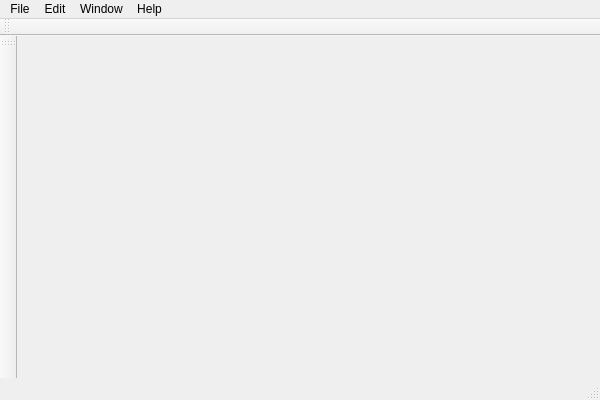
Adelost/Ultimate-Coffee, file Source/GUI/MainWindow.ui: the form before one commit.
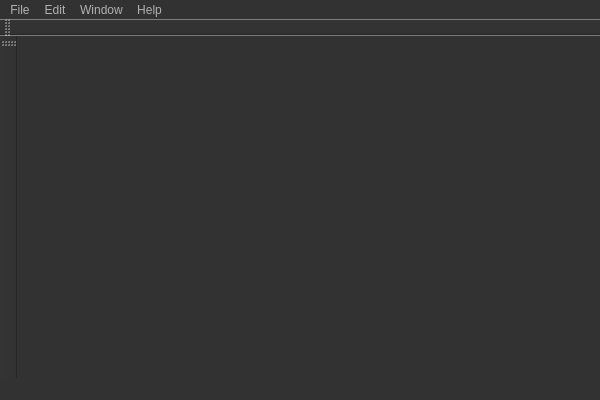
The form after the commit. Icons and pictures are not drawn.

Patch:
```diff
--- a/Source/GUI/MainWindow.ui
+++ b/Source/GUI/MainWindow.ui
@@ -13,6 +13,467 @@
   <property name="windowTitle">
    <string>MainWindow</string>
   </property>
+  <property name="styleSheet">
+   <string notr="true">QToolTip
+{
+     border: 1px solid black;
+     background-color: #ffa02f;
+     padding: 1px;
+     border-radius: 3px;
+     opacity: 100;
+}
+
+QWidget
+{
+    color: #b1b1b1;
+    background-color: #323232;
+}
+
+QWidget:item:hover
+{
+    background-color: QLinearGradient( x1: 0, y1: 0, x2: 0, y2: 1, stop: 0 #ffa02f, stop: 1 #ca0619);
+    color: #000000;
+}
+
+QWidget:item:selected
+{
+    background-color: QLinearGradient( x1: 0, y1: 0, x2: 0, y2: 1, stop: 0 #ffa02f, stop: 1 #d7801a);
+}
+
+QMenuBar::item
+{
+    background: transparent;
+}
+
+QMenuBar::item:selected
+{
+    background: transparent;
+    border: 1px solid #ffaa00;
+}
+
+QMenuBar::item:pressed
+{
+    background: #444;
+    border: 1px solid #000;
+    background-color: QLinearGradient(
+        x1:0, y1:0,
+        x2:0, y2:1,
+        stop:1 #212121,
+        stop:0.4 #343434/*,
+        stop:0.2 #343434,
+        stop:0.1 #ffaa00*/
+    );
+    margin-bottom:-1px;
+    padding-bottom:1px;
+}
+
+QMenu
+{
+    border: 1px solid #000;
+}
+
+QMenu::item
+{
+    padding: 2px 20px 2px 20px;
+}
+
+QMenu::item:selected
+{
+    color: #000000;
+}
+
+QWidget:disabled
+{
+    color: #404040;
+    background-color: #323232;
+}
+
+QAbstractItemView
+{
+    background-color: QLinearGradient( x1: 0, y1: 0, x2: 0, y2: 1, stop: 0 #4d4d4d, stop: 0.1 #646464, stop: 1 #5d5d5d);
+}
+
+QWidget:focus
+{
+    /*border: 2px solid QLinearGradient( x1: 0, y1: 0, x2: 0, y2: 1, stop: 0 #ffa02f, stop: 1 #d7801a);*/
+}
+
+QLineEdit
+{
+    background-color: QLinearGradient( x1: 0, y1: 0, x2: 0, y2: 1, stop: 0 #4d4d4d, stop: 0 #646464, stop: 1 #5d5d5d);
+    padding: 1px;
+    border-style: solid;
+    border: 1px solid #1e1e1e;
+    border-radius: 5;
+}
+
+QPushButton
+{
+    color: #b1b1b1;
+    background-color: QLinearGradient( x1: 0, y1: 0, x2: 0, y2: 1, stop: 0 #565656, stop: 0.1 #525252, stop: 0.5 #4e4e4e, stop: 0.9 #4a4a4a, stop: 1 #464646);
+    border-width: 1px;
+    border-color: #1e1e1e;
+    border-style: solid;
+    border-radius: 6;
+    padding: 3px;
+    font-size: 12px;
+    padding-left: 5px;
+    padding-right: 5px;
+}
+
+QPushButton:pressed
+{
+    background-color: QLinearGradient( x1: 0, y1: 0, x2: 0, y2: 1, stop: 0 #2d2d2d, stop: 0.1 #2b2b2b, stop: 0.5 #292929, stop: 0.9 #282828, stop: 1 #252525);
+}
+
+QComboBox
+{
+    selection-background-color: #ffaa00;
+    background-color: QLinearGradient( x1: 0, y1: 0, x2: 0, y2: 1, stop: 0 #565656, stop: 0.1 #525252, stop: 0.5 #4e4e4e, stop: 0.9 #4a4a4a, stop: 1 #464646);
+    border-style: solid;
+    border: 1px solid #1e1e1e;
+    border-radius: 5;
+}
+
+QComboBox:hover,QPushButton:hover
+{
+    border: 2px solid QLinearGradient( x1: 0, y1: 0, x2: 0, y2: 1, stop: 0 #ffa02f, stop: 1 #d7801a);
+}
+
+
+QComboBox:on
+{
+    padding-top: 3px;
+    padding-left: 4px;
+    background-color: QLinearGradient( x1: 0, y1: 0, x2: 0, y2: 1, stop: 0 #2d2d2d, stop: 0.1 #2b2b2b, stop: 0.5 #292929, stop: 0.9 #282828, stop: 1 #252525);
+    selection-background-color: #ffaa00;
+}
+
+QComboBox QAbstractItemView
+{
+    border: 2px solid darkgray;
+    selection-background-color: QLinearGradient( x1: 0, y1: 0, x2: 0, y2: 1, stop: 0 #ffa02f, stop: 1 #d7801a);
+}
+
+QComboBox::drop-down
+{
+     subcontrol-origin: padding;
+     subcontrol-position: top right;
+     width: 15px;
+
+     border-left-width: 0px;
+     border-left-color: darkgray;
+     border-left-style: solid; /* just a single line */
+     border-top-right-radius: 3px; /* same radius as the QComboBox */
+     border-bottom-right-radius: 3px;
+ }
+
+QComboBox::down-arrow
+{
+     image: url(:/down_arrow.png);
+}
+
+QGroupBox:focus
+{
+border: 2px solid QLinearGradient( x1: 0, y1: 0, x2: 0, y2: 1, stop: 0 #ffa02f, stop: 1 #d7801a);
+}
+
+QTextEdit:focus
+{
+    border: 2px solid QLinearGradient( x1: 0, y1: 0, x2: 0, y2: 1, stop: 0 #ffa02f, stop: 1 #d7801a);
+}
+
+QScrollBar:horizontal {
+     border: 1px solid #222222;
+     background: QLinearGradient( x1: 0, y1: 0, x2: 0, y2: 1, stop: 0.0 #121212, stop: 0.2 #282828, stop: 1 #484848);
+     height: 7px;
+     margin: 0px 16px 0 16px;
+}
+
+QScrollBar::handle:horizontal
+{
+      background: QLinearGradient( x1: 0, y1: 0, x2: 1, y2: 0, stop: 0 #ffa02f, stop: 0.5 #d7801a, stop: 1 #ffa02f);
+      min-height: 20px;
+      border-radius: 2px;
+}
+
+QScrollBar::add-line:horizontal {
+      border: 1px solid #1b1b19;
+      border-radius: 2px;
+      background: QLinearGradient( x1: 0, y1: 0, x2: 1, y2: 0, stop: 0 #ffa02f, stop: 1 #d7801a);
+      width: 14px;
+      subcontrol-position: right;
+      subcontrol-origin: margin;
+}
+
+QScrollBar::sub-line:horizontal {
+      border: 1px solid #1b1b19;
+      border-radius: 2px;
+      background: QLinearGradient( x1: 0, y1: 0, x2: 1, y2: 0, stop: 0 #ffa02f, stop: 1 #d7801a);
+      width: 14px;
+     subcontrol-position: left;
+     subcontrol-origin: margin;
+}
+
+QScrollBar::right-arrow:horizontal, QScrollBar::left-arrow:horizontal
+{
+      border: 1px solid black;
+      width: 1px;
+      height: 1px;
+      background: white;
+}
+
+QScrollBar::add-page:horizontal, QScrollBar::sub-page:horizontal
+{
+      background: none;
+}
+
+QScrollBar:vertical
+{
+      background: QLinearGradient( x1: 0, y1: 0, x2: 1, y2: 0, stop: 0.0 #121212, stop: 0.2 #282828, stop: 1 #484848);
+      width: 7px;
+      margin: 16px 0 16px 0;
+      border: 1px solid #222222;
+}
+
+QScrollBar::handle:vertical
+{
+      background: QLinearGradient( x1: 0, y1: 0, x2: 0, y2: 1, stop: 0 #ffa02f, stop: 0.5 #d7801a, stop: 1 #ffa02f);
+      min-height: 20px;
+      border-radius: 2px;
+}
+
+QScrollBar::add-line:vertical
+{
+      border: 1px solid #1b1b19;
+      border-radius: 2px;
+      background: QLinearGradient( x1: 0, y1: 0, x2: 0, y2: 1, stop: 0 #ffa02f, stop: 1 #d7801a);
+      height: 14px;
+      subcontrol-position: bottom;
+      subcontrol-origin: margin;
+}
+
+QScrollBar::sub-line:vertical
+{
+      border: 1px solid #1b1b19;
+      border-radius: 2px;
+      background: QLinearGradient( x1: 0, y1: 0, x2: 0, y2: 1, stop: 0 #d7801a, stop: 1 #ffa02f);
+      height: 14px;
+      subcontrol-position: top;
+      subcontrol-origin: margin;
+}
+
+QScrollBar::up-arrow:vertical, QScrollBar::down-arrow:vertical
+{
+      border: 1px solid black;
+      width: 1px;
+      height: 1px;
+      background: white;
+}
+
+
+QScrollBar::add-page:vertical, QScrollBar::sub-page:vertical
+{
+      background: none;
+}
+
+QTextEdit
+{
+    background-color: #242424;
+}
+
+QPlainTextEdit
+{
+    background-color: #242424;
+}
+
+QHeaderView::section
+{
+    background-color: QLinearGradient(x1:0, y1:0, x2:0, y2:1, stop:0 #616161, stop: 0.5 #505050, stop: 0.6 #434343, stop:1 #656565);
+    color: white;
+    padding-left: 4px;
+    border: 1px solid #6c6c6c;
+}
+
+QCheckBox:disabled
+{
+color: #414141;
+}
+
+QDockWidget::title
+{
+    text-align: center;
+    spacing: 3px; /* spacing between items in the tool bar */
+    background-color: QLinearGradient(x1:0, y1:0, x2:0, y2:1, stop:0 #323232, stop: 0.5 #242424, stop:1 #323232);
+}
+
+QDockWidget::close-button, QDockWidget::float-button
+{
+    text-align: center;
+    spacing: 1px; /* spacing between items in the tool bar */
+    background-color: QLinearGradient(x1:0, y1:0, x2:0, y2:1, stop:0 #323232, stop: 0.5 #242424, stop:1 #323232);
+}
+
+QDockWidget::close-button:hover, QDockWidget::float-button:hover
+{
+    background: #242424;
+}
+
+QDockWidget::close-button:pressed, QDockWidget::float-button:pressed
+{
+    padding: 1px -1px -1px 1px;
+}
+
+QMainWindow::separator
+{
+    background-color: QLinearGradient(x1:0, y1:0, x2:0, y2:1, stop:0 #161616, stop: 0.5 #151515, stop: 0.6 #212121, stop:1 #343434);
+    color: white;
+    padding-left: 4px;
+    border: 1px solid #4c4c4c;
+    spacing: 3px; /* spacing between items in the tool bar */
+}
+
+QMainWindow::separator:hover
+{
+
+    background-color: QLinearGradient(x1:0, y1:0, x2:0, y2:1, stop:0 #d7801a, stop:0.5 #b56c17 stop:1 #ffa02f);
+    color: white;
+    padding-left: 4px;
+    border: 1px solid #6c6c6c;
+    spacing: 3px; /* spacing between items in the tool bar */
+}
+
+QToolBar::handle
+{
+     spacing: 3px; /* spacing between items in the tool bar */
+     background: url(:/images/handle.png);
+}
+
+QMenu::separator
+{
+    height: 2px;
+    background-color: QLinearGradient(x1:0, y1:0, x2:0, y2:1, stop:0 #161616, stop: 0.5 #151515, stop: 0.6 #212121, stop:1 #343434);
+    color: white;
+    padding-left: 4px;
+    margin-left: 10px;
+    margin-right: 5px;
+}
+
+QProgressBar
+{
+    border: 2px solid grey;
+    border-radius: 5px;
+    text-align: center;
+}
+
+QProgressBar::chunk
+{
+    background-color: #d7801a;
+    width: 2.15px;
+    margin: 0.5px;
+}
+
+QTabBar::tab {
+    color: #b1b1b1;
+    border: 1px solid #444;
+    border-bottom-style: none;
+    background-color: #323232;
+    padding-left: 10px;
+    padding-right: 10px;
+    padding-top: 3px;
+    padding-bottom: 2px;
+    margin-right: -1px;
+}
+
+QTabWidget::pane {
+    border: 1px solid #444;
+    top: 1px;
+}
+
+QTabBar::tab:last
+{
+    margin-right: 0; /* the last selected tab has nothing to overlap with on the right */
+    border-top-right-radius: 3px;
+}
+
+QTabBar::tab:first:!selected
+{
+ margin-left: 0px; /* the last selected tab has nothing to overlap with on the right */
+
+
+    border-top-left-radius: 3px;
+}
+
+QTabBar::tab:!selected
+{
+    color: #b1b1b1;
+    border-bottom-style: solid;
+    margin-top: 3px;
+    background-color: QLinearGradient(x1:0, y1:0, x2:0, y2:1, stop:1 #212121, stop:.4 #343434);
+}
+
+QTabBar::tab:selected
+{
+    border-top-left-radius: 3px;
+    border-top-right-radius: 3px;
+    margin-bottom: 0px;
+}
+
+QTabBar::tab:!selected:hover
+{
+    /*border-top: 2px solid #ffaa00;
+    padding-bottom: 3px;*/
+    border-top-left-radius: 3px;
+    border-top-right-radius: 3px;
+    background-color: QLinearGradient(x1:0, y1:0, x2:0, y2:1, stop:1 #212121, stop:0.4 #343434, stop:0.2 #343434, stop:0.1 #ffaa00);
+}
+
+QRadioButton::indicator:checked, QRadioButton::indicator:unchecked{
+    color: #b1b1b1;
+    background-color: #323232;
+    border: 1px solid #b1b1b1;
+    border-radius: 6px;
+}
+
+QRadioButton::indicator:checked
+{
+    background-color: qradialgradient(
+        cx: 0.5, cy: 0.5,
+        fx: 0.5, fy: 0.5,
+        radius: 1.0,
+        stop: 0.25 #ffaa00,
+        stop: 0.3 #323232
+    );
+}
+
+QCheckBox::indicator{
+    color: #b1b1b1;
+    background-color: #323232;
+    border: 1px solid #b1b1b1;
+    width: 9px;
+    height: 9px;
+}
+
+QRadioButton::indicator
+{
+    border-radius: 6px;
+}
+
+QRadioButton::indicator:hover, QCheckBox::indicator:hover
+{
+    border: 1px solid #ffaa00;
+}
+
+QCheckBox::indicator:checked
+{
+    image:url(:/images/checkbox.png);
+}
+
+QCheckBox::indicator:disabled, QRadioButton::indicator:disabled
+{
+    border: 1px solid #444;
+}</string>
+  </property>
   <widget class="QWidget" name="centralWidget"/>
   <widget class="QToolBar" name="contextBar">
    <attribute name="toolBarArea">
```
